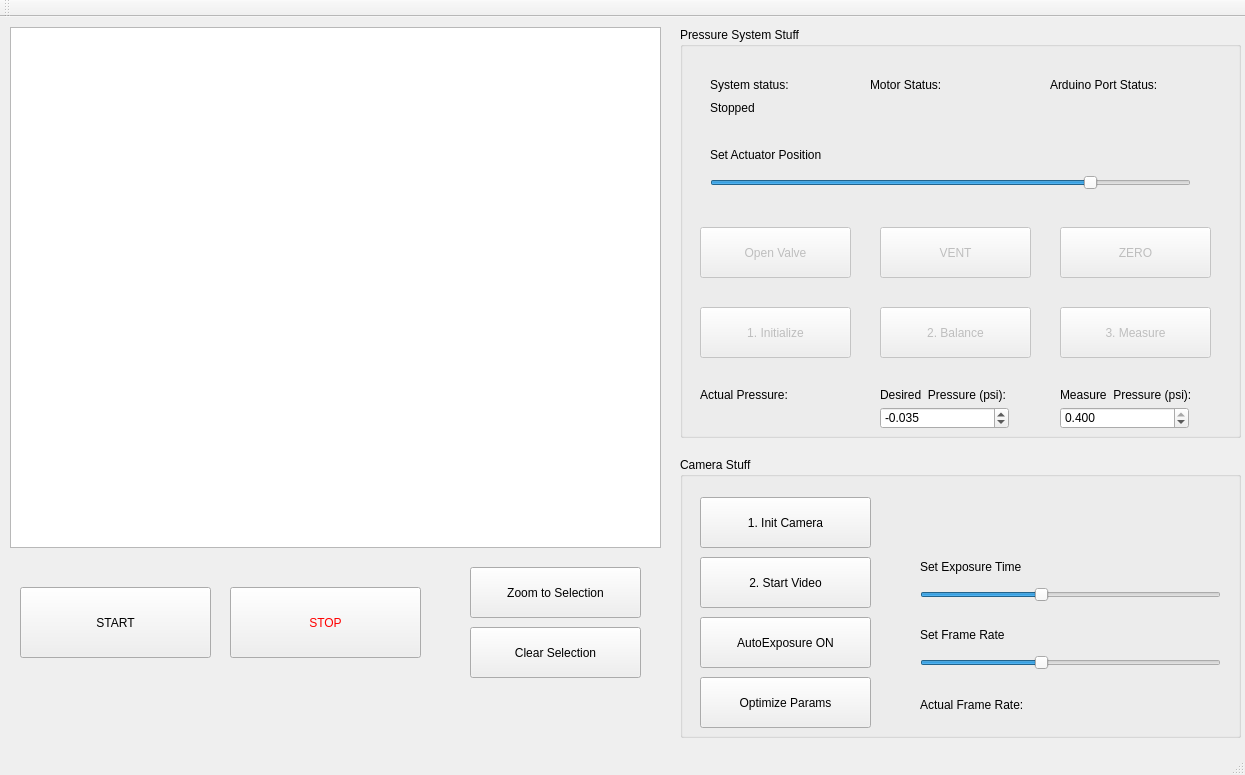
liviaz/PressureSystem, file mainwindow.ui: the form before one commit.
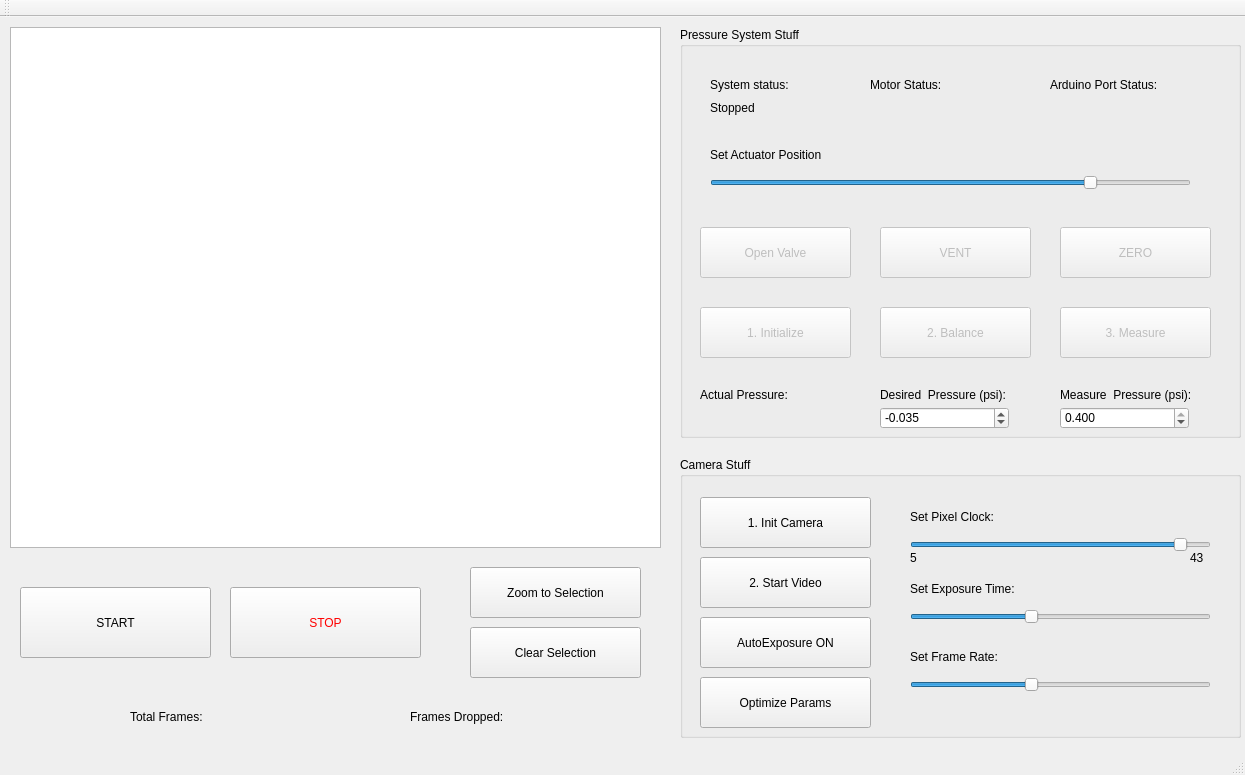
The form after the commit.

Diff of the .ui file:
```diff
--- a/mainwindow.ui
+++ b/mainwindow.ui
@@ -273,11 +273,14 @@
      <property name="geometry">
       <rect>
        <x>190</x>
-       <y>80</y>
+       <y>70</y>
        <width>131</width>
        <height>16</height>
       </rect>
      </property>
+     <property name="styleSheet">
+      <string notr="true">font: 10pt &quot;MS Sans Serif&quot;;</string>
+     </property>
      <property name="text">
       <string/>
      </property>
@@ -436,11 +439,14 @@
      <property name="geometry">
       <rect>
        <x>370</x>
-       <y>80</y>
+       <y>70</y>
        <width>141</width>
        <height>16</height>
       </rect>
      </property>
+     <property name="styleSheet">
+      <string notr="true">font: 10pt &quot;MS Sans Serif&quot;;</string>
+     </property>
      <property name="text">
       <string/>
      </property>
@@ -499,9 +505,9 @@
     <widget class="QLabel" name="ExposureTimeHeading">
      <property name="geometry">
       <rect>
-       <x>240</x>
-       <y>102</y>
-       <width>261</width>
+       <x>230</x>
+       <y>124</y>
+       <width>121</width>
        <height>16</height>
       </rect>
      </property>
@@ -509,14 +515,14 @@
       <string notr="true">font: 10pt &quot;MS Sans Serif&quot;;</string>
      </property>
      <property name="text">
-      <string>Set Exposure Time</string>
+      <string>Set Exposure Time:</string>
      </property>
     </widget>
     <widget class="QSlider" name="ExposureTimeSlider">
      <property name="geometry">
       <rect>
-       <x>240</x>
-       <y>130</y>
+       <x>230</x>
+       <y>152</y>
        <width>301</width>
        <height>16</height>
       </rect>
@@ -534,8 +540,8 @@
     <widget class="QSlider" name="FrameRateSlider">
      <property name="geometry">
       <rect>
-       <x>240</x>
-       <y>198</y>
+       <x>230</x>
+       <y>220</y>
        <width>301</width>
        <height>16</height>
       </rect>
@@ -543,6 +549,9 @@
      <property name="maximum">
       <number>100</number>
      </property>
+     <property name="pageStep">
+      <number>1</number>
+     </property>
      <property name="value">
       <number>40</number>
      </property>
@@ -553,9 +562,9 @@
     <widget class="QLabel" name="FrameRateHeading">
      <property name="geometry">
       <rect>
-       <x>240</x>
-       <y>170</y>
-       <width>261</width>
+       <x>230</x>
+       <y>192</y>
+       <width>101</width>
        <height>16</height>
       </rect>
      </property>
@@ -563,32 +572,16 @@
       <string notr="true">font: 10pt &quot;MS Sans Serif&quot;;</string>
      </property>
      <property name="text">
-      <string>Set Frame Rate</string>
-     </property>
-    </widget>
-    <widget class="QLabel" name="FrameRateLabel">
-     <property name="geometry">
-      <rect>
-       <x>240</x>
-       <y>240</y>
-       <width>121</width>
-       <height>16</height>
-      </rect>
-     </property>
-     <property name="styleSheet">
-      <string notr="true">font: 10pt &quot;MS Sans Serif&quot;;</string>
-     </property>
-     <property name="text">
-      <string>Actual Frame Rate:</string>
+      <string>Set Frame Rate:</string>
      </property>
     </widget>
     <widget class="QLabel" name="FrameRateIndicator">
      <property name="geometry">
       <rect>
-       <x>370</x>
-       <y>240</y>
+       <x>330</x>
+       <y>190</y>
        <width>141</width>
-       <height>21</height>
+       <height>20</height>
       </rect>
      </property>
      <property name="styleSheet">
@@ -601,8 +594,8 @@
     <widget class="QLabel" name="FrameRateLow">
      <property name="geometry">
       <rect>
-       <x>240</x>
-       <y>208</y>
+       <x>230</x>
+       <y>230</y>
        <width>81</width>
        <height>21</height>
       </rect>
@@ -617,8 +610,8 @@
     <widget class="QLabel" name="FrameRateHigh">
      <property name="geometry">
       <rect>
-       <x>460</x>
-       <y>208</y>
+       <x>450</x>
+       <y>230</y>
        <width>81</width>
        <height>21</height>
       </rect>
@@ -633,8 +626,8 @@
     <widget class="QLabel" name="ExposureTimeLow">
      <property name="geometry">
       <rect>
-       <x>240</x>
-       <y>140</y>
+       <x>230</x>
+       <y>162</y>
        <width>81</width>
        <height>21</height>
       </rect>
@@ -649,8 +642,8 @@
     <widget class="QLabel" name="ExposureTimeHigh">
      <property name="geometry">
       <rect>
-       <x>460</x>
-       <y>140</y>
+       <x>450</x>
+       <y>162</y>
        <width>81</width>
        <height>21</height>
       </rect>
@@ -710,6 +703,111 @@
       <string>Optimize Params</string>
      </property>
     </widget>
+    <widget class="QSlider" name="PixelClockSlider">
+     <property name="geometry">
+      <rect>
+       <x>230</x>
+       <y>80</y>
+       <width>301</width>
+       <height>16</height>
+      </rect>
+     </property>
+     <property name="minimum">
+      <number>5</number>
+     </property>
+     <property name="maximum">
+      <number>43</number>
+     </property>
+     <property name="pageStep">
+      <number>1</number>
+     </property>
+     <property name="value">
+      <number>40</number>
+     </property>
+     <property name="orientation">
+      <enum>Qt::Horizontal</enum>
+     </property>
+    </widget>
+    <widget class="QLabel" name="PixelClockHeading">
+     <property name="geometry">
+      <rect>
+       <x>230</x>
+       <y>52</y>
+       <width>101</width>
+       <height>16</height>
+      </rect>
+     </property>
+     <property name="styleSheet">
+      <string notr="true">font: 10pt &quot;MS Sans Serif&quot;;</string>
+     </property>
+     <property name="text">
+      <string>Set Pixel Clock:</string>
+     </property>
+    </widget>
+    <widget class="QLabel" name="PixelClockHigh">
+     <property name="geometry">
+      <rect>
+       <x>510</x>
+       <y>90</y>
+       <width>31</width>
+       <height>21</height>
+      </rect>
+     </property>
+     <property name="styleSheet">
+      <string notr="true">font: 10pt &quot;MS Sans Serif&quot;;</string>
+     </property>
+     <property name="text">
+      <string>43</string>
+     </property>
+    </widget>
+    <widget class="QLabel" name="PixelClockLow">
+     <property name="geometry">
+      <rect>
+       <x>230</x>
+       <y>90</y>
+       <width>31</width>
+       <height>21</height>
+      </rect>
+     </property>
+     <property name="styleSheet">
+      <string notr="true">font: 10pt &quot;MS Sans Serif&quot;;</string>
+     </property>
+     <property name="text">
+      <string>5</string>
+     </property>
+    </widget>
+    <widget class="QLabel" name="PixelClockIndicator">
+     <property name="geometry">
+      <rect>
+       <x>330</x>
+       <y>52</y>
+       <width>101</width>
+       <height>16</height>
+      </rect>
+     </property>
+     <property name="styleSheet">
+      <string notr="true">font: 10pt &quot;MS Sans Serif&quot;;</string>
+     </property>
+     <property name="text">
+      <string/>
+     </property>
+    </widget>
+    <widget class="QLabel" name="ExposureTimeIndicator">
+     <property name="geometry">
+      <rect>
+       <x>350</x>
+       <y>122</y>
+       <width>101</width>
+       <height>16</height>
+      </rect>
+     </property>
+     <property name="styleSheet">
+      <string notr="true">font: 10pt &quot;MS Sans Serif&quot;;</string>
+     </property>
+     <property name="text">
+      <string/>
+     </property>
+    </widget>
    </widget>
    <widget class="QPushButton" name="ZoomToSelectionButton">
     <property name="geometry">
@@ -743,6 +841,70 @@
      <string>Clear Selection</string>
     </property>
    </widget>
+   <widget class="QLabel" name="TotalFramesIndicator">
+    <property name="geometry">
+     <rect>
+      <x>230</x>
+      <y>690</y>
+      <width>141</width>
+      <height>21</height>
+     </rect>
+    </property>
+    <property name="styleSheet">
+     <string notr="true">font: 12pt &quot;MS Sans Serif&quot;;</string>
+    </property>
+    <property name="text">
+     <string/>
+    </property>
+   </widget>
+   <widget class="QLabel" name="TotalFramesHeading">
+    <property name="geometry">
+     <rect>
+      <x>130</x>
+      <y>690</y>
+      <width>91</width>
+      <height>20</height>
+     </rect>
+    </property>
+    <property name="styleSheet">
+     <string notr="true">font: 10pt &quot;MS Sans Serif&quot;;</string>
+    </property>
+    <property name="text">
+     <string>Total Frames:</string>
+    </property>
+   </widget>
+   <widget class="QLabel" name="FramesDroppedIndicator">
+    <property name="geometry">
+     <rect>
+      <x>520</x>
+      <y>690</y>
+      <width>141</width>
+      <height>21</height>
+     </rect>
+    </property>
+    <property name="styleSheet">
+     <string notr="true">font: 12pt &quot;MS Sans Serif&quot;;</string>
+    </property>
+    <property name="text">
+     <string/>
+    </property>
+   </widget>
+   <widget class="QLabel" name="FramesDroppedHeading">
+    <property name="geometry">
+     <rect>
+      <x>410</x>
+      <y>690</y>
+      <width>111</width>
+      <height>20</height>
+     </rect>
+    </property>
+    <property name="styleSheet">
+     <string notr="true">font: 10pt &quot;MS Sans Serif&quot;;</string>
+    </property>
+    <property name="text">
+     <string>Frames Dropped:</string>
+    </property>
+   </widget>
   </widget>
   <widget class="QMenuBar" name="menuBar">
    <property name="geometry">
```
Left out of the diff: 10 changed lines with no effect on the pictures.
